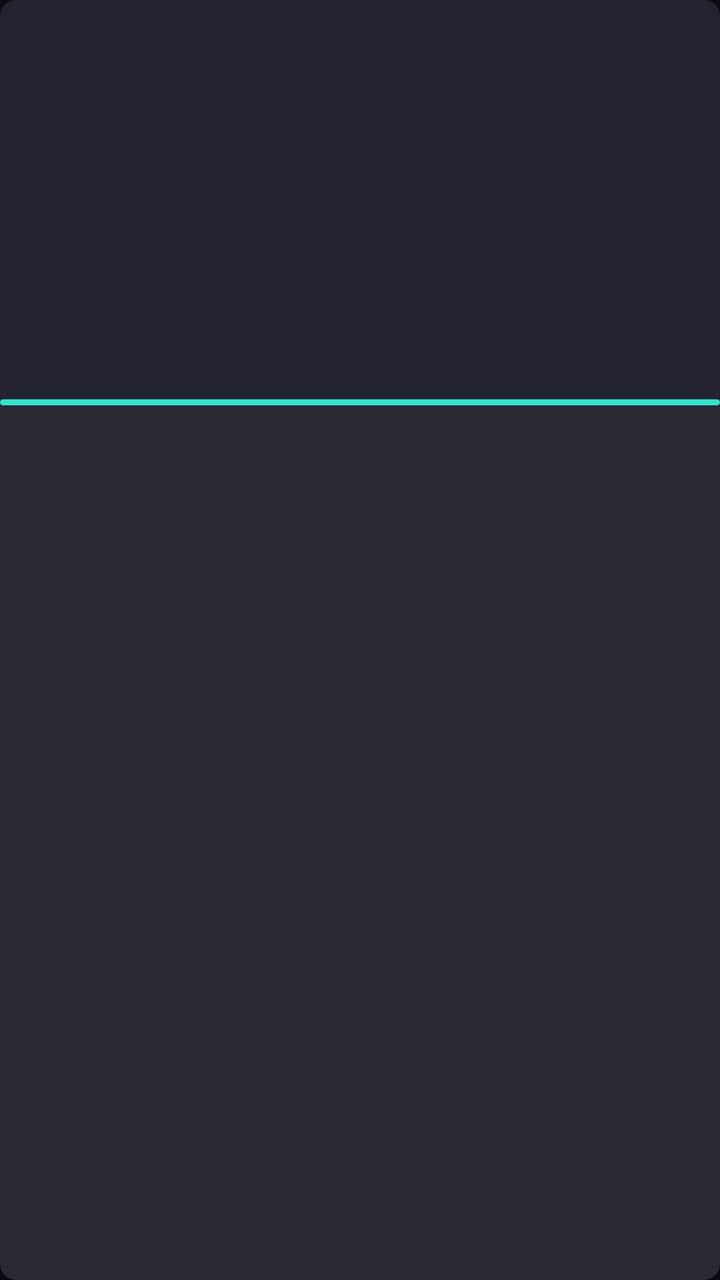
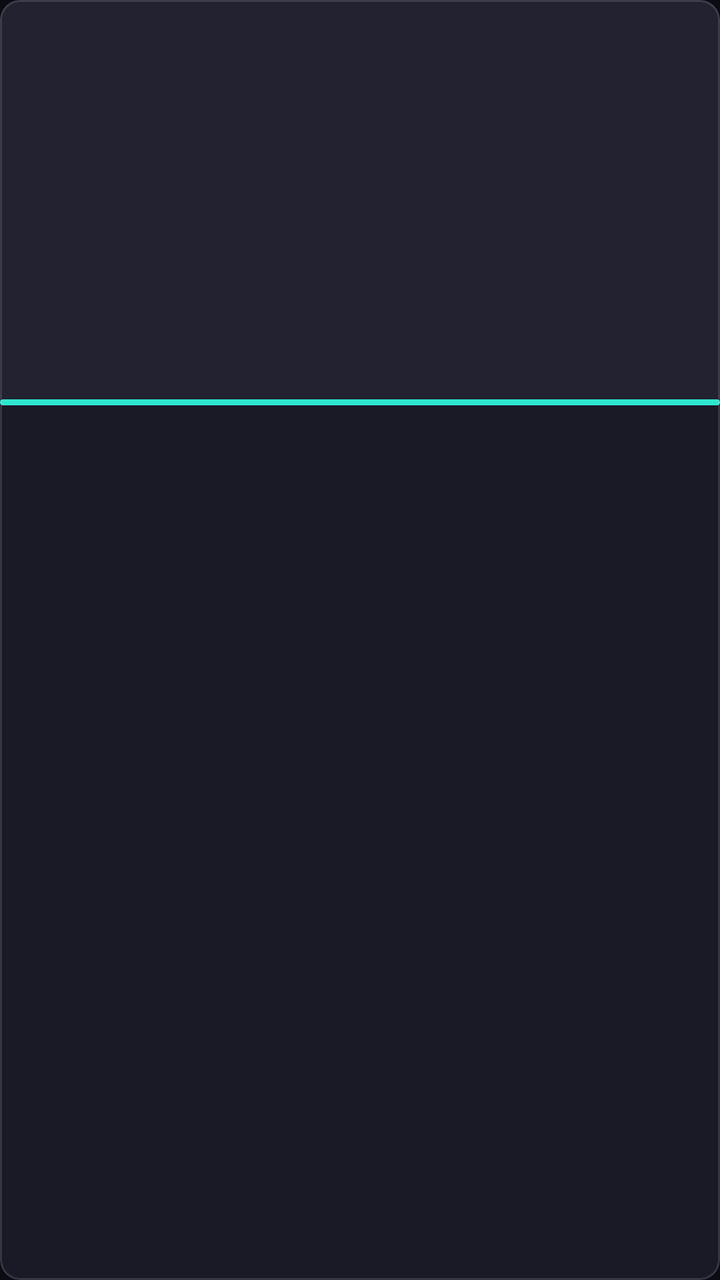

An Android layout rendered at two revisions. The XML below is the earlier revision; the diff shows what the commit changed to produce the second picture.
<!-- AndroidManifest.xml: application theme Theme.RetroTube -->
<!-- res/layout/item_continue_watching.xml -->
<?xml version="1.0" encoding="utf-8"?>
<com.google.android.material.card.MaterialCardView
    xmlns:android="http://schemas.android.com/apk/res/android"
    xmlns:app="http://schemas.android.com/apk/res-auto"
    android:id="@+id/continueCard"
    android:layout_width="196dp"
    android:layout_height="wrap_content"
    android:layout_marginEnd="14dp"
    android:clickable="true"
    android:focusable="true"
    app:cardBackgroundColor="@color/retro_surface"
    app:cardCornerRadius="8dp"
    app:cardElevation="2dp"
    app:rippleColor="@color/retro_teal">

    <androidx.constraintlayout.widget.ConstraintLayout
        android:layout_width="match_parent"
        android:layout_height="wrap_content">

        <ImageView
            android:id="@+id/continueThumbnail"
            android:layout_width="0dp"
            android:layout_height="0dp"
            android:scaleType="centerCrop"
            android:background="@color/thumbnail_placeholder"
            app:layout_constraintDimensionRatio="16:9"
            app:layout_constraintTop_toTopOf="parent"
            app:layout_constraintStart_toStartOf="parent"
            app:layout_constraintEnd_toEndOf="parent" />

        <View
            android:id="@+id/continueProgressTrack"
            android:layout_width="0dp"
            android:layout_height="3dp"
            android:background="@color/progress_track"
            app:layout_constraintBottom_toBottomOf="@id/continueThumbnail"
            app:layout_constraintStart_toStartOf="@id/continueThumbnail"
            app:layout_constraintEnd_toEndOf="@id/continueThumbnail" />

        <View
            android:id="@+id/continueProgressFill"
            android:layout_width="0dp"
            android:layout_height="3dp"
            android:background="@drawable/progress_bar_fill"
            app:layout_constraintBottom_toBottomOf="@id/continueThumbnail"
            app:layout_constraintStart_toStartOf="@id/continueThumbnail"
            app:layout_constraintEnd_toEndOf="@id/continueThumbnail" />

        <TextView
            android:id="@+id/continueLocationHint"
            android:layout_width="0dp"
            android:layout_height="wrap_content"
            android:layout_marginStart="12dp"
            android:layout_marginEnd="12dp"
            android:layout_marginTop="12dp"
            android:textColor="@color/retro_teal"
            android:textSize="10.5sp"
            android:maxLines="1"
            android:ellipsize="start"
            android:visibility="gone"
            app:layout_constraintTop_toBottomOf="@id/continueThumbnail"
            app:layout_constraintStart_toStartOf="parent"
            app:layout_constraintEnd_toEndOf="parent" />

        <TextView
            android:id="@+id/continueName"
            android:layout_width="0dp"
            android:layout_height="wrap_content"
            android:layout_marginStart="12dp"
            android:layout_marginEnd="12dp"
            android:layout_marginTop="4dp"
            android:layout_marginBottom="14dp"
            android:textColor="@color/retro_text_primary"
            android:textSize="13.5sp"
            android:maxLines="1"
            android:ellipsize="end"
            app:layout_constraintTop_toBottomOf="@id/continueLocationHint"
            app:layout_constraintStart_toStartOf="parent"
            app:layout_constraintEnd_toEndOf="parent" />

    </androidx.constraintlayout.widget.ConstraintLayout>

</com.google.android.material.card.MaterialCardView>
<!-- resources referenced by this layout -->
<resources>
  <color name="progress_track">#66000000</color>
  <color name="retro_surface">#1A1A26</color>
  <color name="retro_teal">#2FE6D0</color>
  <color name="retro_text_primary">#F2F2F5</color>
  <color name="thumbnail_placeholder">#222230</color>
  <!-- drawable progress_bar_fill (drawable) -->
  <?xml version="1.0" encoding="utf-8"?>
  <shape xmlns:android="http://schemas.android.com/apk/res/android">
      <solid android:color="@color/retro_teal" />
      <corners android:radius="2dp" />
  </shape>
  <style name="Theme.RetroTube" parent="Theme.MaterialComponents.NoActionBar">
          <item name="colorPrimary">@color/retro_teal</item>
          <item name="colorPrimaryDark">@color/retro_background</item>
          <item name="colorOnPrimary">@color/retro_teal_on</item>
          <item name="colorSecondary">@color/retro_magenta</item>
          <item name="colorOnSecondary">@color/retro_magenta_on</item>
          <item name="colorSurface">@color/retro_surface</item>
          <item name="colorOnSurface">@color/retro_text_primary</item>
          <item name="colorOnBackground">@color/retro_text_primary</item>
          <item name="android:windowBackground">@color/retro_background</item>
          <item name="android:textColorPrimary">@color/retro_text_primary</item>
          <item name="android:textColorSecondary">@color/retro_text_muted</item>
          <item name="radioButtonStyle">@style/Widget.RetroTube.RadioButton</item>
          <item name="switchStyle">@style/Widget.RetroTube.Switch</item>
      </style>
  <color name="retro_background">#0B0B14</color>
  <color name="retro_teal_on">#05201C</color>
  <color name="retro_magenta">#FF2E88</color>
  <color name="retro_magenta_on">#2B0716</color>
  <color name="retro_text_muted">#9098A6</color>
  <style name="Widget.RetroTube.RadioButton" parent="Widget.MaterialComponents.CompoundButton.RadioButton">
          <item name="android:minHeight">56dp</item>
          <item name="android:paddingVertical">10dp</item>
          <item name="android:paddingStart">4dp</item>
          <item name="android:gravity">center_vertical</item>
      </style>
  <style name="Widget.RetroTube.Switch" parent="Widget.MaterialComponents.CompoundButton.Switch">
          <item name="android:minHeight">56dp</item>
          <item name="android:paddingVertical">10dp</item>
          <item name="android:paddingStart">4dp</item>
          <item name="android:gravity">center_vertical</item>
      </style>
</resources>

<!-- the commit's change to res/layout/item_continue_watching.xml (unified diff, before → after) -->
@@ -3,14 +3,16 @@
     xmlns:android="http://schemas.android.com/apk/res/android"
     xmlns:app="http://schemas.android.com/apk/res-auto"
     android:id="@+id/continueCard"
-    android:layout_width="196dp"
+    android:layout_width="160dp"
     android:layout_height="wrap_content"
-    android:layout_marginEnd="14dp"
+    android:layout_marginEnd="12dp"
     android:clickable="true"
     android:focusable="true"
     app:cardBackgroundColor="@color/retro_surface"
-    app:cardCornerRadius="8dp"
-    app:cardElevation="2dp"
+    app:cardCornerRadius="10dp"
+    app:cardElevation="0dp"
+    app:strokeWidth="1dp"
+    app:strokeColor="@color/card_stroke"
     app:rippleColor="@color/retro_teal">
 
     <androidx.constraintlayout.widget.ConstraintLayout
<!-- resource entries referenced after the edit -->
@@ -1,5 +1,6 @@
 <!-- resources referenced by this layout -->
 <resources>
+  <color name="card_stroke">#1FFFFFFF</color>
   <color name="progress_track">#66000000</color>
   <color name="retro_surface">#1A1A26</color>
   <color name="retro_teal">#2FE6D0</color>
